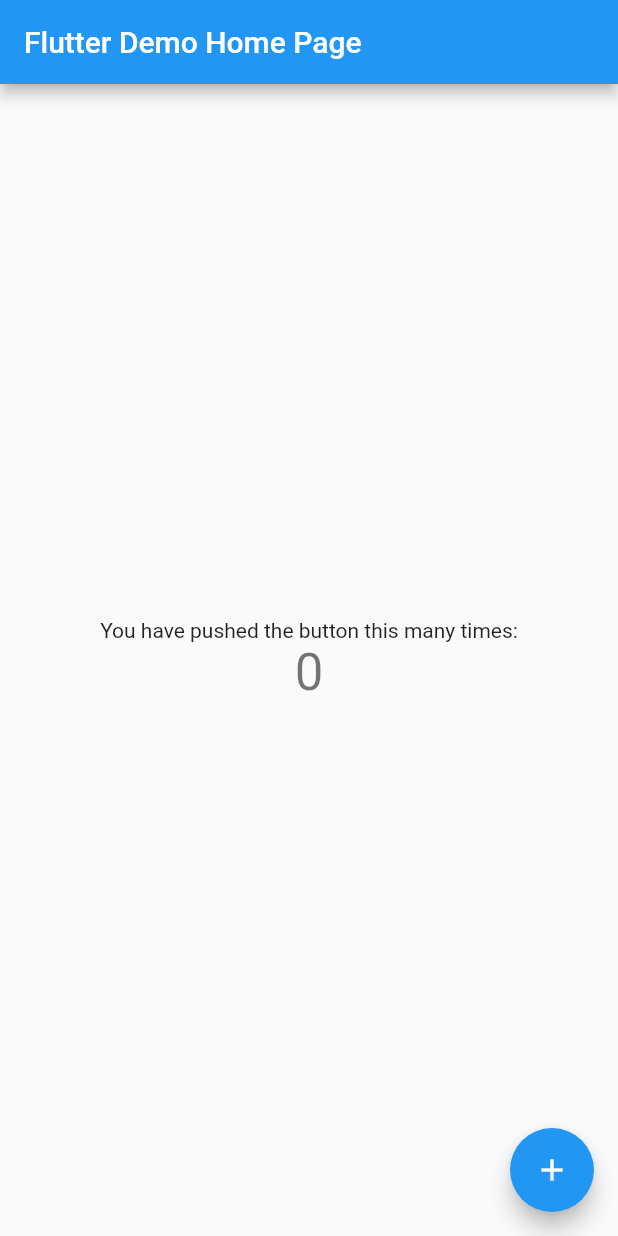
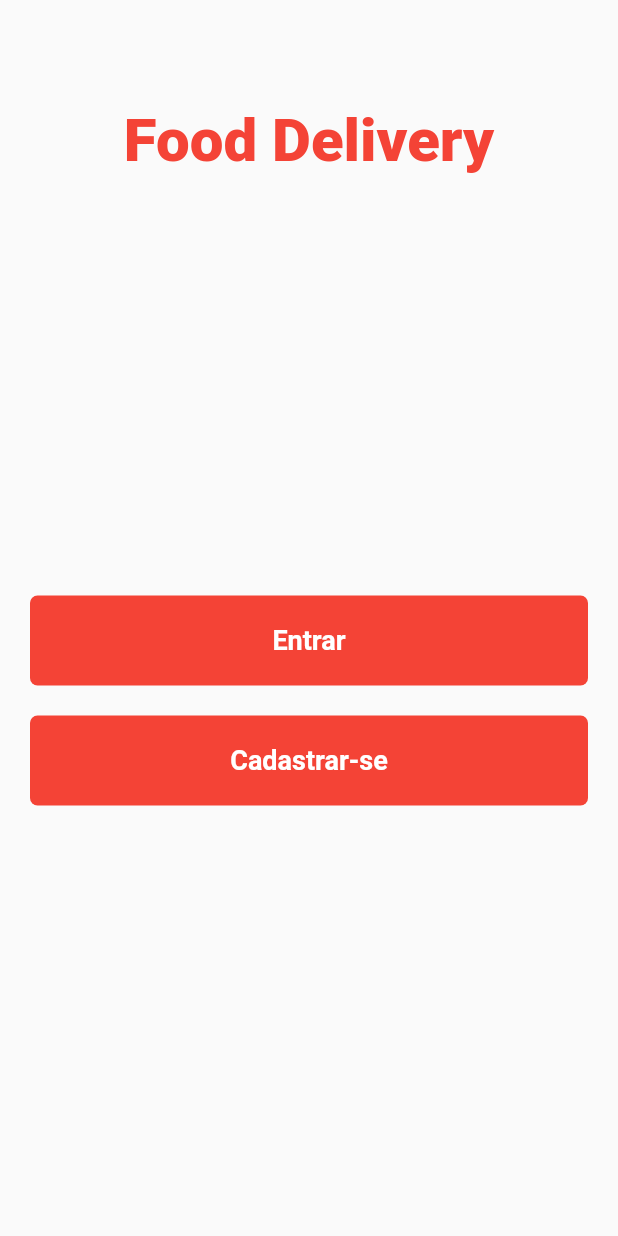
Before and after one commit to ViniFais/Food_Delivery, a Flutter app: the screen it shows after launch, on a phone screen of 412 x 824 dp. Run offline on Flutter 3.47's test engine with Material 2 defaults, Android fonts, the phone set to English and light mode, and no system bars.

Commit message:
Versão - 0.2

```diff
--- /dev/null
+++ b/food_delivery/lib/home.dart
@@ -0,0 +1,99 @@
+import 'package:flutter/material.dart';
+import 'login.dart';
+import 'cadastro.dart';
+
+class home extends StatefulWidget {
+  const home({Key? key}) : super(key: key);
+
+  @override
+  State<home> createState() => _homeState();
+}
+
+class _homeState extends State<home> {
+  @override
+  Widget build(BuildContext context) {
+    return Scaffold(
+      body: Column(
+        children: <Widget>[
+          Padding(
+              padding: EdgeInsets.only(left: 20, right: 20),
+              child: Column(
+                children: <Widget>[
+                  SizedBox(
+                    height: 70,
+                  ),
+                  Row(
+                    mainAxisAlignment: MainAxisAlignment.center,
+                    children: [
+                      Text(
+                        "Food Delivery",
+                        style: TextStyle(
+                            fontSize: 40,
+                            fontWeight: FontWeight.w800,
+                            color: Colors.red),
+                      )
+                    ],
+                  ),
+                  SizedBox(
+                    height: 280,
+                  ),
+                  Container(
+                    height: 60,
+                    alignment: Alignment.center,
+                    decoration: BoxDecoration(
+                        color: Colors.red,
+                        borderRadius: BorderRadius.all(Radius.circular(5))),
+                    child: SizedBox.expand(
+                      child: FlatButton(
+                        child: Row(
+                          mainAxisAlignment: MainAxisAlignment.center,
+                          children: <Widget>[
+                            Text("Entrar",
+                                style: TextStyle(
+                                    color: Colors.white,
+                                    fontWeight: FontWeight.w700,
+                                    fontSize: 18))
+                          ],
+                        ),
+                        onPressed: () {
+                          Navigator.push(context,
+                              MaterialPageRoute(builder: (context) => login()));
+                        },
+                      ),
+                    ),
+                  ),
+                  SizedBox(
+                    height: 20,
+                  ),
+                  Container(
+                    height: 60,
+                    alignment: Alignment.center,
+                    decoration: BoxDecoration(
+                        color: Colors.red,
+                        borderRadius: BorderRadius.all(Radius.circular(5))),
+                    child: SizedBox.expand(
+                      child: FlatButton(
+                        child: Row(
+                          mainAxisAlignment: MainAxisAlignment.center,
+                          children: <Widget>[
+                            Text("Cadastrar-se",
+                                style: TextStyle(
+                                    color: Colors.white,
+                                    fontWeight: FontWeight.w700,
+                                    fontSize: 18))
+                          ],
+                        ),
+                        onPressed: () {
+                          Navigator.push(context,
+                              MaterialPageRoute(builder: (context) => cadastro()));
+                        },
+                      ),
+                    ),
+                  ),
+                ],
+              )),
+        ],
+      ),
+    );
+  }
+}
--- a/food_delivery/lib/main.dart
+++ b/food_delivery/lib/main.dart
@@ -1,4 +1,6 @@
 import 'package:flutter/material.dart';
+import 'package:food_delivery/cadastro.dart';
+import 'home.dart';
 
 void main() {
   runApp(const MyApp());
@@ -7,109 +9,15 @@
 class MyApp extends StatelessWidget {
   const MyApp({Key? key}) : super(key: key);
 
-  // This widget is the root of your application.
   @override
   Widget build(BuildContext context) {
     return MaterialApp(
-      title: 'Flutter Demo',
+      title: 'Food Delivery',
       theme: ThemeData(
-        // This is the theme of your application.
-        //
-        // Try running your application with "flutter run". You'll see the
-        // application has a blue toolbar. Then, without quitting the app, try
-        // changing the primarySwatch below to Colors.green and then invoke
-        // "hot reload" (press "r" in the console where you ran "flutter run",
-        // or simply save your changes to "hot reload" in a Flutter IDE).
-        // Notice that the counter didn't reset back to zero; the application
-        // is not restarted.
-        primarySwatch: Colors.blue,
+        primarySwatch: Colors.red,
       ),
-      home: const MyHomePage(title: 'Flutter Demo Home Page'),
+      home: const home(),
+      debugShowCheckedModeBanner: false,
     );
   }
 }
-
-class MyHomePage extends StatefulWidget {
-  const MyHomePage({Key? key, required this.title}) : super(key: key);
-
-  // This widget is the home page of your application. It is stateful, meaning
-  // that it has a State object (defined below) that contains fields that affect
-  // how it looks.
-
-  // This class is the configuration for the state. It holds the values (in this
-  // case the title) provided by the parent (in this case the App widget) and
-  // used by the build method of the State. Fields in a Widget subclass are
-  // always marked "final".
-
-  final String title;
-
-  @override
-  State<MyHomePage> createState() => _MyHomePageState();
-}
-
-class _MyHomePageState extends State<MyHomePage> {
-  int _counter = 0;
-
-  void _incrementCounter() {
-    setState(() {
-      // This call to setState tells the Flutter framework that something has
-      // changed in this State, which causes it to rerun the build method below
-      // so that the display can reflect the updated values. If we changed
-      // _counter without calling setState(), then the build method would not be
-      // called again, and so nothing would appear to happen.
-      _counter++;
-    });
-  }
-
-  @override
-  Widget build(BuildContext context) {
-    // This method is rerun every time setState is called, for instance as done
-    // by the _incrementCounter method above.
-    //
-    // The Flutter framework has been optimized to make rerunning build methods
-    // fast, so that you can just rebuild anything that needs updating rather
-    // than having to individually change instances of widgets.
-    return Scaffold(
-      appBar: AppBar(
-        // Here we take the value from the MyHomePage object that was created by
-        // the App.build method, and use it to set our appbar title.
-        title: Text(widget.title),
-      ),
-      body: Center(
-        // Center is a layout widget. It takes a single child and positions it
-        // in the middle of the parent.
-        child: Column(
-          // Column is also a layout widget. It takes a list of children and
-          // arranges them vertically. By default, it sizes itself to fit its
-          // children horizontally, and tries to be as tall as its parent.
-          //
-          // Invoke "debug painting" (press "p" in the console, choose the
-          // "Toggle Debug Paint" action from the Flutter Inspector in Android
-          // Studio, or the "Toggle Debug Paint" command in Visual Studio Code)
-          // to see the wireframe for each widget.
-          //
-          // Column has various properties to control how it sizes itself and
-          // how it positions its children. Here we use mainAxisAlignment to
-          // center the children vertically; the main axis here is the vertical
-          // axis because Columns are vertical (the cross axis would be
-          // horizontal).
-          mainAxisAlignment: MainAxisAlignment.center,
-          children: <Widget>[
-            const Text(
-              'You have pushed the button this many times:',
-            ),
-            Text(
-              '$_counter',
-              style: Theme.of(context).textTheme.headline4,
-            ),
-          ],
-        ),
-      ),
-      floatingActionButton: FloatingActionButton(
-        onPressed: _incrementCounter,
-        tooltip: 'Increment',
-        child: const Icon(Icons.add),
-      ), // This trailing comma makes auto-formatting nicer for build methods.
-    );
-  }
-}
```
Also changed, not shown: food_delivery/lib/cadastro.dart (added, +119 -0 lines), food_delivery/lib/login.dart (added, +93 -0 lines), food_delivery/lib/tela_de_carregamento.dart (added, +73 -0 lines).
